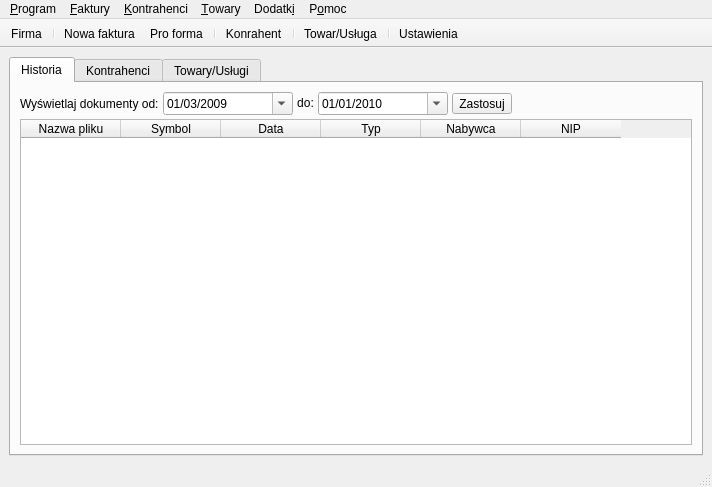
This is MainWindow.ui in juliagoda/qfaktury as Qt 5 draws it before an edit. The edited form follows.
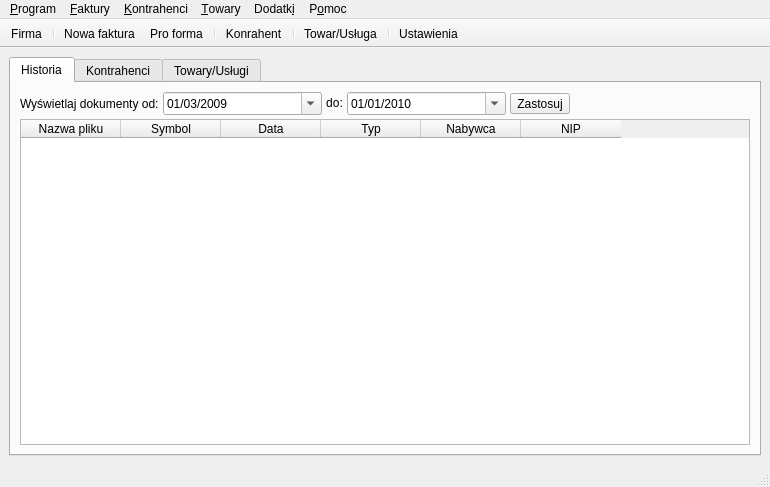
This is the edited form. Icons and pictures are not drawn.

What changed in the file:
```diff
--- a/MainWindow.ui
+++ b/MainWindow.ui
@@ -6,7 +6,7 @@
    <rect>
     <x>0</x>
     <y>0</y>
-    <width>712</width>
+    <width>770</width>
     <height>487</height>
    </rect>
   </property>
@@ -386,7 +386,7 @@
     <rect>
      <x>0</x>
      <y>0</y>
-     <width>712</width>
+     <width>770</width>
      <height>29</height>
     </rect>
    </property>
```
